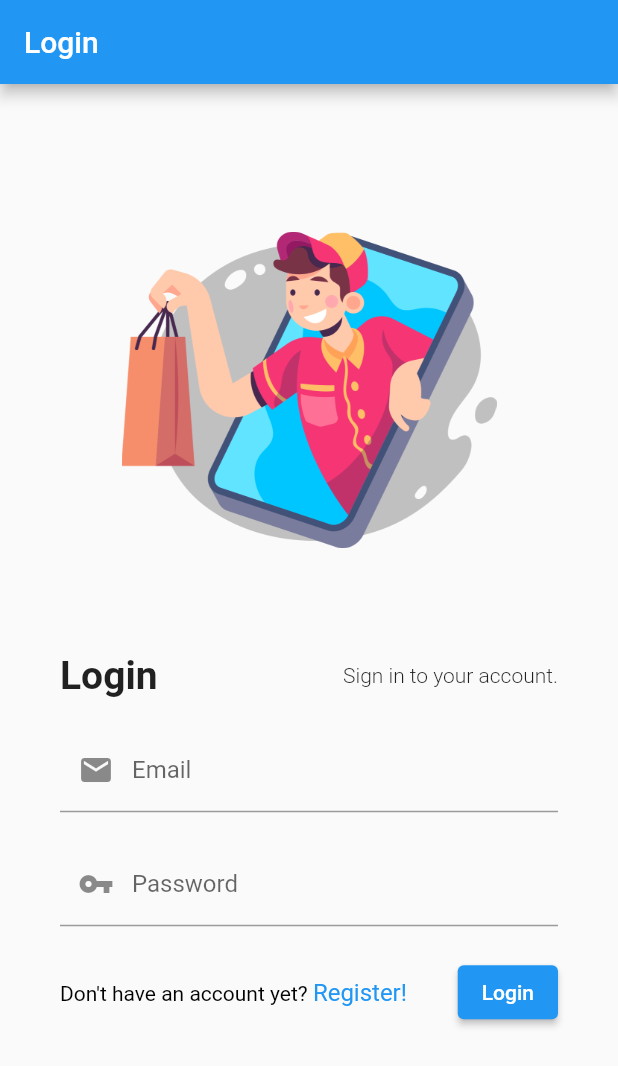
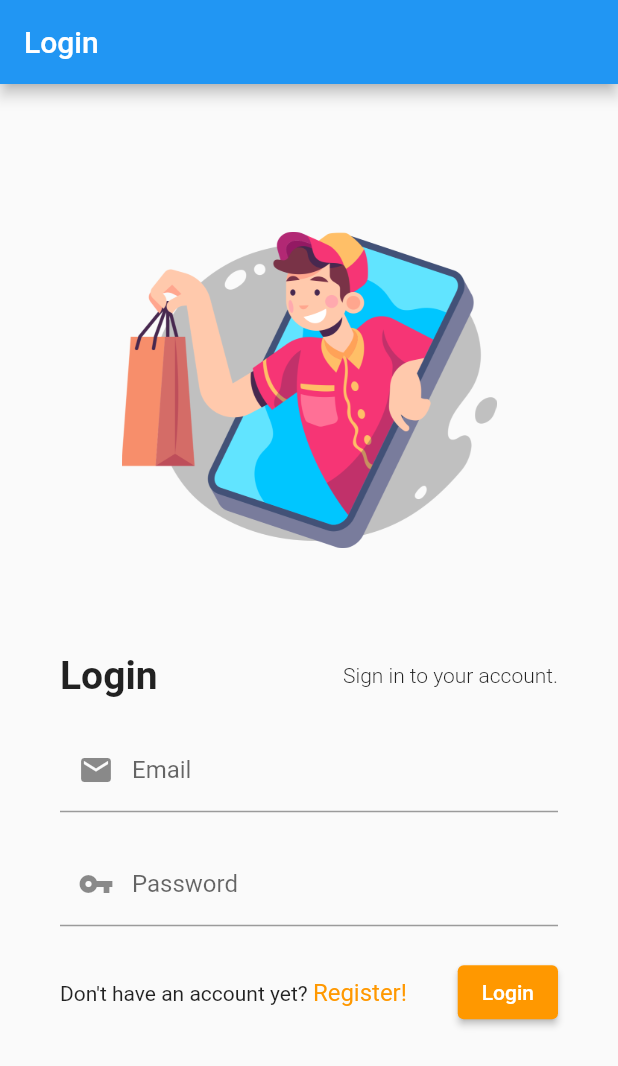
Before and after one commit to canersulusoglu/flutter-firebase-shopping-app, a Flutter app: the screen it shows after launch, on a phone screen of 412 x 824 dp. Shown: the top 1066 px of the screen. Run offline on Flutter 3.47's test engine with Material 2 defaults, Android fonts, the phone set to English and light mode, and no system bars; our stand-ins replace cloud_firestore, firebase_auth, firebase_core, flutter_multi_formatter; accounts and stored records are empty; generated files the repository leaves out were written again.

Commit message:
Theme mode and language change settings added.

```diff
--- /dev/null
+++ b/l10n.yaml
@@ -0,0 +1,3 @@
+arb-dir: lib/l10n
+template-arb-file: app_en.arb
+output-localization-file: app_localizations.dart
--- a/lib/Screens/AppHomeScreen.dart
+++ b/lib/Screens/AppHomeScreen.dart
@@ -1,6 +1,8 @@
 // ignore_for_file: file_names
 import 'package:flutter/material.dart';
 import 'package:firebase_auth/firebase_auth.dart';
+import 'package:flutter_firebase_shopping_app/main.dart';
+import 'package:flutter_gen/gen_l10n/app_localizations.dart';
 
 class AppHomeScreen extends StatelessWidget {
   const AppHomeScreen({Key? key}) : super(key: key);
@@ -11,7 +13,8 @@ class AppHomeScreen extends StatelessWidget {
       child: Container(
           child: Column(
         children: [
-          Text("Home Screen"),
+          const Text("Home Screen"),
+          Text(AppLocalizations.of(context)!.helloWorld),
         ],
       )),
     );
--- a/lib/Screens/Auth/LoginScreen.dart
+++ b/lib/Screens/Auth/LoginScreen.dart
@@ -157,12 +157,12 @@ class _LoginFormState extends State<LoginForm> {
           children: [
             RichText(
                 text: TextSpan(children: [
-              const TextSpan(
+                TextSpan(
                   text: "Don't have an account yet? ",
-                  style: TextStyle(color: Colors.black, fontSize: 14)),
+                  style: DefaultTextStyle.of(context).style),
               TextSpan(
                   text: "Register!",
-                  style: const TextStyle(color: Colors.blue, fontSize: 16),
+                  style: TextStyle(color: Theme.of(context).colorScheme.primary, fontSize: 16),
                   recognizer: TapGestureRecognizer()
                     ..onTap = () {
                       Navigator.pushNamed(context, "/register");
--- a/lib/Screens/Auth/RegisterScreen.dart
+++ b/lib/Screens/Auth/RegisterScreen.dart
@@ -301,12 +301,12 @@ class _RegisterFormState extends State<RegisterForm> {
             children: [
               RichText(
                   text: TextSpan(children: [
-                const TextSpan(
+                TextSpan(
                     text: "Already have account? ",
-                    style: TextStyle(color: Colors.black, fontSize: 14)),
+                    style: DefaultTextStyle.of(context).style),
                 TextSpan(
                     text: "Login!",
-                    style: const TextStyle(color: Colors.blue, fontSize: 16),
+                    style: TextStyle(color: Theme.of(context).colorScheme.primary, fontSize: 16),
                     recognizer: TapGestureRecognizer()
                       ..onTap = () {
                         Navigator.of(context).pop();
--- /dev/null
+++ b/lib/Utils/providers.dart
@@ -0,0 +1,23 @@
+import 'package:flutter/material.dart';
+
+class ThemeModeChanger extends ChangeNotifier {
+  ThemeMode _themeMode;
+  ThemeModeChanger(this._themeMode);
+
+  get getThemeMode => _themeMode;
+  void setThemeMode(ThemeMode themeMode) {
+    _themeMode= themeMode;
+    notifyListeners();
+  }
+}
+
+class LanguageChanger extends ChangeNotifier {
+  Locale _locale;
+  LanguageChanger(this._locale);
+
+  get getLocale => _locale;
+  void setLocale(Locale locale) {
+    _locale = locale;
+    notifyListeners();
+  }
+}
--- a/lib/main.dart
+++ b/lib/main.dart
@@ -1,5 +1,9 @@
+import 'dart:async';
 import 'package:flutter/material.dart';
 import 'package:firebase_core/firebase_core.dart';
+import 'package:provider/provider.dart';
+import 'package:flutter_gen/gen_l10n/app_localizations.dart';
+import 'Utils/providers.dart';
 
 //Screens
 import 'Utils/route_generator.dart';
@@ -10,16 +14,48 @@ Future<void> main() async {
   runApp(const Application());
 }
 
-class Application extends StatelessWidget {
-  const Application({Key? key}) : super(key: key);
+class Application extends StatefulWidget {
+  const Application({ Key? key }) : super(key: key);
+
+  @override
+  _ApplicationState createState() => _ApplicationState();
+
+  static _ApplicationState? of(BuildContext context) => context.findAncestorStateOfType<_ApplicationState>();
+}
+
+class _ApplicationState extends State<Application> {
 
   @override
   Widget build(BuildContext context) {
-    return const MaterialApp(
-        debugShowCheckedModeBanner: false,
-        title: "Shopping App",
-        initialRoute: "login",
-        onGenerateRoute: onGenerateRoutes,
-      );
+    return MultiProvider(
+      providers: [
+        ChangeNotifierProvider(create: (_) => ThemeModeChanger(ThemeMode.light)), // Default theme mode -> light
+        ChangeNotifierProvider(create: (_) => LanguageChanger(const Locale('en', ''))) // Default language -> en
+      ],
+      builder: (context, _) {
+        return MaterialApp(
+          debugShowCheckedModeBanner: false,
+          title: "Shopping App",
+          initialRoute: "login",
+          onGenerateRoute: onGenerateRoutes,
+          themeMode: Provider.of<ThemeModeChanger>(context).getThemeMode,
+          theme: ThemeData(
+            colorScheme: const ColorScheme.light(
+              primary: Colors.orange,
+              secondary: Colors.lightBlue
+            ),
+          ),
+          darkTheme: ThemeData(
+            colorScheme: const ColorScheme.dark(
+              primary: Colors.deepOrange,
+              secondary: Colors.blue
+            ),
+          ),
+          locale: Provider.of<LanguageChanger>(context).getLocale,
+          localizationsDelegates: AppLocalizations.localizationsDelegates,
+          supportedLocales: AppLocalizations.supportedLocales
+        );
+      }
+    );
   }
 }
--- a/pubspec.yaml
+++ b/pubspec.yaml
@@ -31,8 +31,12 @@ dependencies:
   firebase_auth: ^3.0.1
   cloud_firestore: ^2.4.0
   flutter_multi_formatter: ^2.3.3
+  provider: ^6.0.0
   flutter:
     sdk: flutter
+  flutter_localizations:
+    sdk: flutter
+  intl: ^0.17.0
 
 
   # The following adds the Cupertino Icons font to your application.
@@ -55,6 +59,7 @@ dev_dependencies:
 
 # The following section is specific to Flutter.
 flutter:
+  generate: true
 
   # The following line ensures that the Material Icons font is
   # included with your application, so that you can use the icons in
```
Also changed, not shown: lib/Components/SettingsModalBottomSheet.dart (added, +82 -0 lines), lib/Utils/route_generator.dart (+12 -15 lines), lib/l10n/app_en.arb (added, +14 -0 lines), lib/l10n/app_es.arb (added, +14 -0 lines), lib/l10n/app_tr.arb (added, +14 -0 lines), pubspec.lock.
